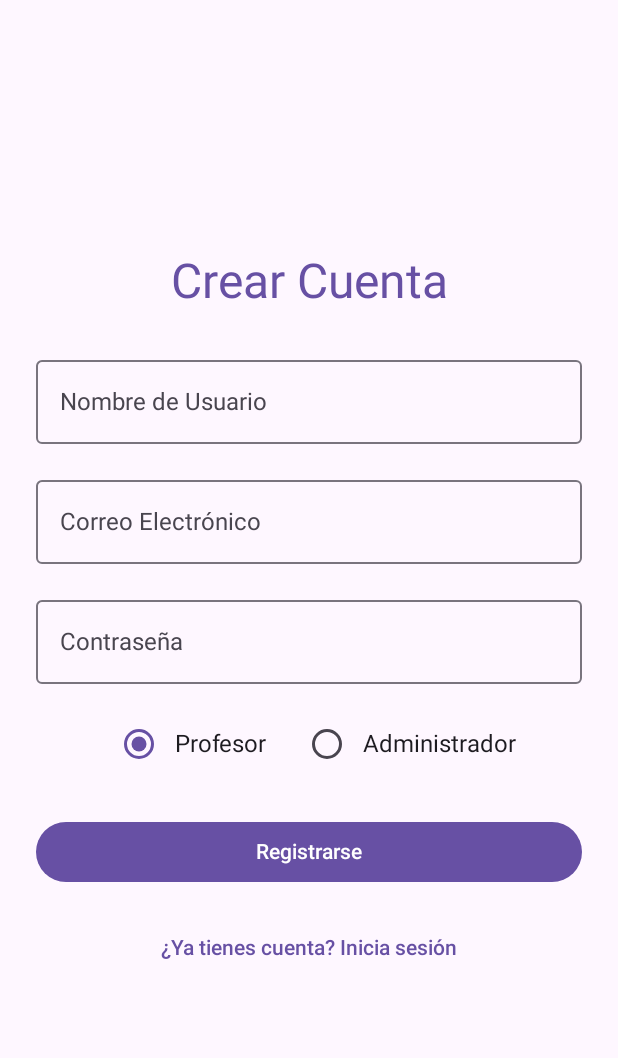
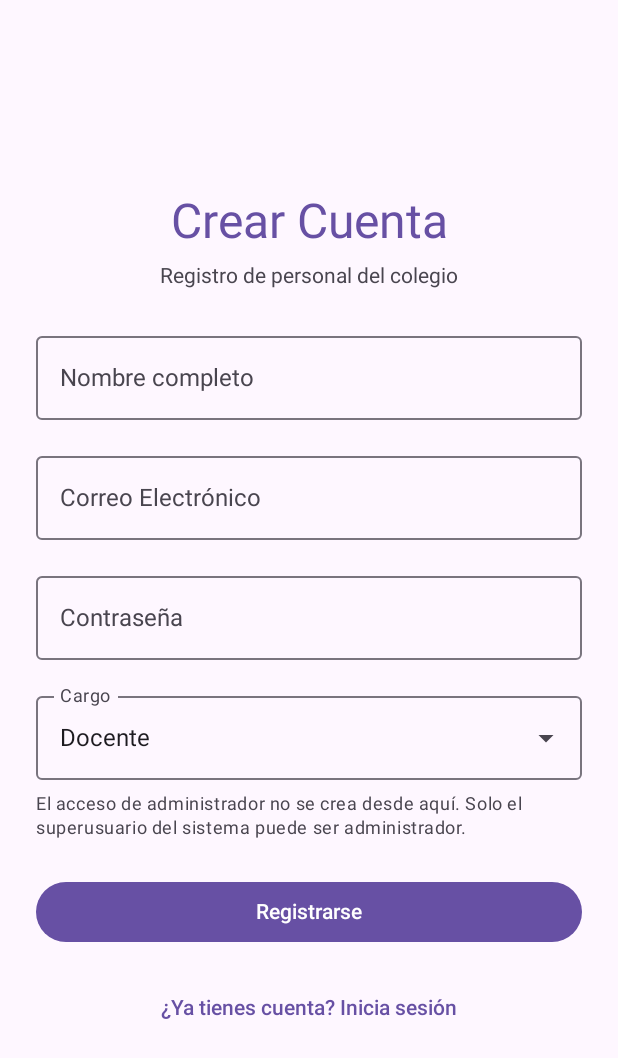
Before and after one commit to Mat-AHT-ctrl/App-Movil-EV-2, an Android app built with Jetpack Compose: the screen it shows after launch (MainActivity), after a tap on "¿No tienes cuenta? Regístrate aquí", on a phone screen of 412 x 824 dp. Shown: the top 1058 px of the screen. Run offline under Robolectric (Android 15) with nearby library versions, the phone set to English and light mode, and no system bars; our stand-ins replace Room's generated code; 1 other tap on this screen came first.

Commit message:
feat: sesion persistente, registro via backend, credenciales admin actualizadas

```diff
--- a/app/src/main/java/com/example/myapplication/data/remote/ApiService.kt
+++ b/app/src/main/java/com/example/myapplication/data/remote/ApiService.kt
@@ -16,6 +16,9 @@ interface ApiService {
     // ---------- Autenticacion ----------
     @POST("api/auth/login")
     suspend fun login(@Body request: LoginRequestDto): LoginResponseDto
+
+    @POST("api/auth/register")
+    suspend fun registrar(@Body request: RegisterRequestDto): LoginResponseDto
 
     // ---------- Espacios ----------
     @GET("api/espacios")
--- a/app/src/main/java/com/example/myapplication/ui/screens/Login.kt
+++ b/app/src/main/java/com/example/myapplication/ui/screens/Login.kt
@@ -113,20 +113,20 @@ fun Login(
                 )
                 Spacer(modifier = Modifier.height(4.dp))
                 Text(
-                    text = "• Admin: admin@colegio.edu / 123456",
+                    text = "• Admin: colegio.marcela.paz14@gmail.com / Marcelapaz1",
                     style = MaterialTheme.typography.bodySmall,
                     color = MaterialTheme.colorScheme.onSurfaceVariant,
                     modifier = Modifier.clickable {
-                        usuario = "admin@colegio.edu"
-                        password = "123456"
+                        usuario = "colegio.marcela.paz14@gmail.com"
+                        password = "Marcelapaz1"
                     }
                 )
                 Text(
-                    text = "• Profesor: profesor@colegio.edu / 123456",
+                    text = "• Profesor: docente@colegio.cl / 123456",
                     style = MaterialTheme.typography.bodySmall,
                     color = MaterialTheme.colorScheme.onSurfaceVariant,
                     modifier = Modifier.clickable {
-                        usuario = "profesor@colegio.edu"
+                        usuario = "docente@colegio.cl"
                         password = "123456"
                     }
                 )
--- a/app/src/main/java/com/example/myapplication/ui/screens/Register.kt
+++ b/app/src/main/java/com/example/myapplication/ui/screens/Register.kt
@@ -1,6 +1,9 @@
 package com.example.myapplication.ui.screens
 
 import androidx.compose.foundation.layout.*
+import androidx.compose.foundation.horizontalScroll
+import androidx.compose.foundation.lazy.LazyColumn
+import androidx.compose.foundation.lazy.items
 import androidx.compose.material3.*
 import androidx.compose.runtime.*
 import androidx.compose.ui.Alignment
@@ -8,6 +11,7 @@ import androidx.compose.ui.Modifier
 import androidx.compose.ui.graphics.Color
 import androidx.compose.ui.text.input.PasswordVisualTransformation
 import androidx.compose.ui.unit.dp
+import com.example.myapplication.data.remote.ApiResult
 import com.example.myapplication.viewmodel.AppViewModel
 import kotlinx.coroutines.launch
 
@@ -19,12 +23,14 @@ fun Register(
     onBackToLogin: () -> Unit
 ) {
     val coroutineScope = rememberCoroutineScope()
-    var usuario by remember { mutableStateOf("") }
+    var nombre by remember { mutableStateOf("") }
     var email by remember { mutableStateOf("") }
     var password by remember { mutableStateOf("") }
-    var rol by remember { mutableStateOf("profesor") }
+    var cargo by remember { mutableStateOf("DOCENTE") }
     var errorMensaje by remember { mutableStateOf("") }
     var loading by remember { mutableStateOf(false) }
+
+    val cargos = listOf("DOCENTE" to "Docente", "UTP" to "UTP", "PIE" to "PIE", "DIRECCION" to "Dirección", "INSPECTORIA" to "Inspectoría")
 
     Column(
         modifier = Modifier.fillMaxSize().padding(24.dp),
@@ -32,12 +38,18 @@ fun Register(
         verticalArrangement = Arrangement.Center
     ) {
         Text(text = "Crear Cuenta", style = MaterialTheme.typography.headlineLarge, color = MaterialTheme.colorScheme.primary)
+        Spacer(modifier = Modifier.height(8.dp))
+        Text(
+            text = "Registro de personal del colegio",
+            style = MaterialTheme.typography.bodyMedium,
+            color = MaterialTheme.colorScheme.onSurfaceVariant
+        )
         Spacer(modifier = Modifier.height(24.dp))
 
         OutlinedTextField(
-            value = usuario,
-            onValueChange = { usuario = it; errorMensaje = "" },
-            label = { Text("Nombre de Usuario") },
+            value = nombre,
+            onValueChange = { nombre = it; errorMensaje = "" },
+            label = { Text("Nombre completo") },
             singleLine = true,
             modifier = Modifier.fillMaxWidth()
         )
@@ -62,13 +74,38 @@ fun Register(
         )
         Spacer(modifier = Modifier.height(16.dp))
 
-        Row(verticalAlignment = Alignment.CenterVertically) {
-            RadioButton(selected = rol == "profesor", onClick = { rol = "profesor" })
-            Text("Profesor")
-            Spacer(modifier = Modifier.width(16.dp))
-            RadioButton(selected = rol == "admin", onClick = { rol = "admin" })
-            Text("Administrador")
+        // Cargo (perfil) - SIEMPRE queda como SOLICITANTE, nunca ADMIN
+        ExposedDropdownMenuBox(
+            expanded = false,
+            onExpandedChange = {}
+        ) {
+            OutlinedTextField(
+                value = cargos.first { it.first == cargo }.second,
+                onValueChange = {},
+                readOnly = true,
+                label = { Text("Cargo") },
+                trailingIcon = { ExposedDropdownMenuDefaults.TrailingIcon(expanded = false) },
+                modifier = Modifier.fillMaxWidth().menuAnchor()
+            )
+            ExposedDropdownMenu(
+                expanded = false,
+                onDismissRequest = {}
+            ) {
+                cargos.forEach { (codigo, etiqueta) ->
+                    DropdownMenuItem(
+                        text = { Text(etiqueta) },
+                        onClick = { cargo = codigo }
+                    )
+                }
+            }
         }
+
+        Spacer(modifier = Modifier.height(8.dp))
+        Text(
+            text = "El acceso de administrador no se crea desde aquí. Solo el superusuario del sistema puede ser administrador.",
+            style = MaterialTheme.typography.bodySmall,
+            color = MaterialTheme.colorScheme.onSurfaceVariant
+        )
 
         if (errorMensaje.isNotEmpty()) {
             Spacer(modifier = Modifier.height(8.dp))
@@ -79,19 +116,23 @@ fun Register(
 
         Button(
             onClick = {
-                if (usuario.isBlank() || email.isBlank() || password.isBlank()) {
+                if (nombre.isBlank() || email.isBlank() || password.isBlank()) {
                     errorMensaje = "Todos los campos son obligatorios"
                 } else if (password.length < 4) {
                     errorMensaje = "La contraseña debe tener al menos 4 caracteres"
                 } else {
                     loading = true
+                    errorMensaje = ""
                     coroutineScope.launch {
-                        val success = viewModel.register(usuario, email, password, rol)
+                        val resultado = viewModel.register(nombre, email, password, cargo)
                         loading = false
-                        if (success) {
-                            onRegisterSuccess()
-                        } else {
-                            errorMensaje = "El correo ya está registrado"
+                        when (resultado) {
+                            is ApiResult.Ok -> {
+                                onRegisterSuccess()
+                            }
+                            is ApiResult.Error -> {
+                                errorMensaje = resultado.mensaje
+                            }
                         }
                     }
                 }
```
Also changed, not shown: app/src/main/java/com/example/myapplication/data/remote/BackendRepository.kt (+21 -0 lines), app/src/main/java/com/example/myapplication/data/remote/Dtos.kt (+8 -0 lines), app/src/main/java/com/example/myapplication/viewmodel/AppViewModel.kt (+66 -9 lines).
